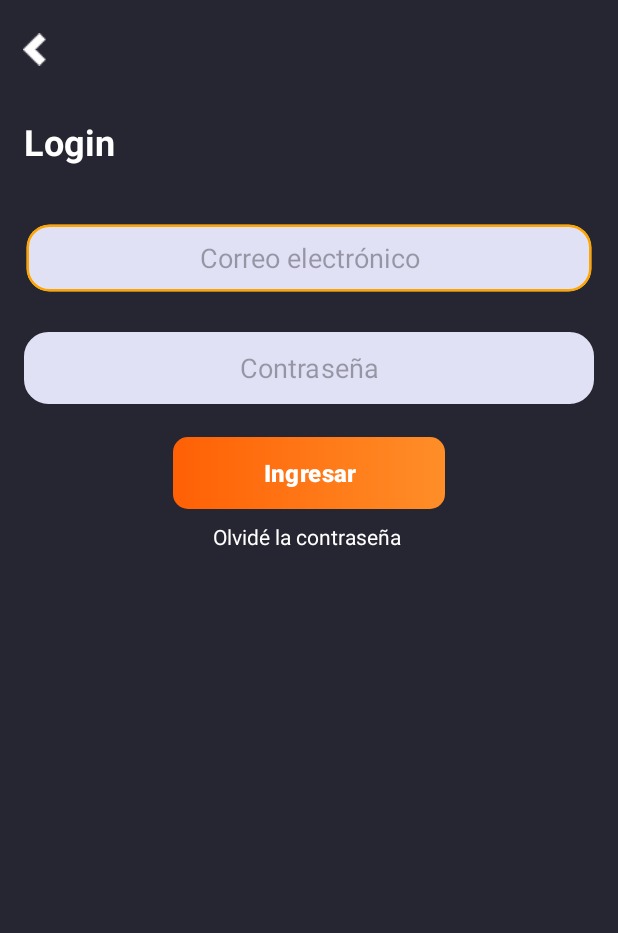
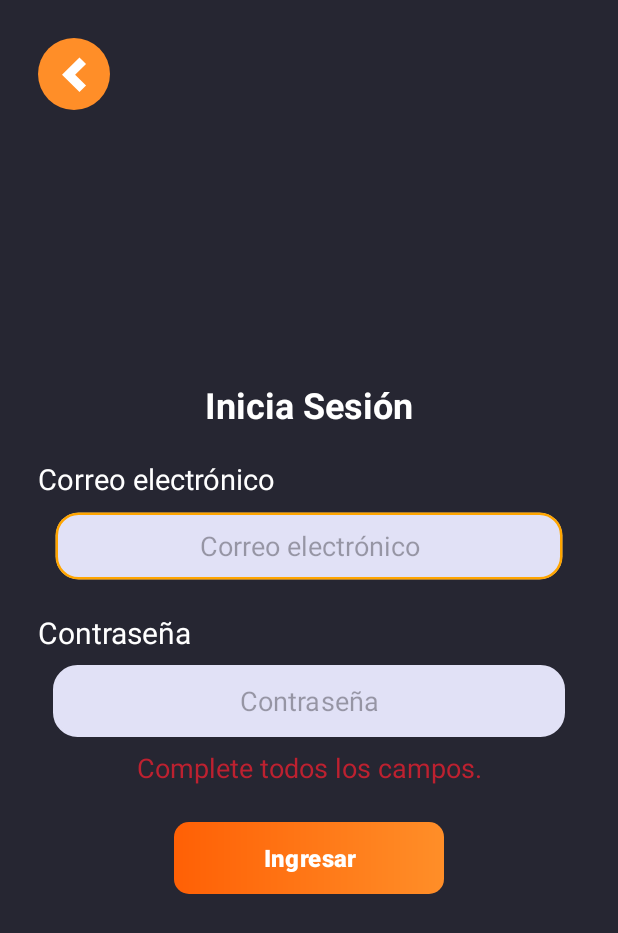
Before and after one commit to grupoA7ISPC/MisRutinas-PracticasProfesionalizante, an Android app: the IniciarSesionActivity screen opened directly, with no data from a screen before it, after a tap on "Ingresar", on a phone screen of 412 x 824 dp. Shown: the top 933 px of the screen. Run offline under Robolectric (Android 15) with nearby library versions, the phone set to English and light mode, and no system bars; our stand-ins replace Firebase (no records; nobody signed in at launch, a user with empty details on screens opened directly); 1 statement that could not run was skipped.

Commit message:
Implementa accesibilidad en Login

```diff
--- a/Movil/app/src/main/java/com/cdp/misrutinas/IniciarSesionActivity.java
+++ b/Movil/app/src/main/java/com/cdp/misrutinas/IniciarSesionActivity.java
@@ -9,6 +9,7 @@ import android.os.Bundle;
 import android.view.View;
 import android.widget.Button;
 import android.widget.EditText;
+import android.widget.TextView;
 import android.widget.Toast;
 
 import com.cdp.misrutinas.data.UserSession;
@@ -25,6 +26,7 @@ import com.google.firebase.auth.FirebaseUser;
 
 public class IniciarSesionActivity extends AppCompatActivity {
     EditText editTextPassword, editTextCorreo;
+    TextView userError;
     Button btnIngresar;
     private CrudCliente db;
     private FirebaseAuth mAuth;
@@ -38,6 +40,7 @@ public class IniciarSesionActivity extends AppCompatActivity {
 
         editTextPassword = findViewById(R.id.editTextPassword);
         editTextCorreo = findViewById(R.id.editTextCorreo);
+        userError = findViewById(R.id.userError);
 
         mAuth = FirebaseAuth.getInstance();
         mAuthListener = new FirebaseAuth.AuthStateListener() {
@@ -90,6 +93,7 @@ public class IniciarSesionActivity extends AppCompatActivity {
     public void iniciarSesion(){
         String email = editTextCorreo.getText().toString();
         String password = editTextPassword.getText().toString();
+        userError.setVisibility(View.GONE);
 
         db = new CrudCliente(this);
         Usuario usuario = db.getUsuariofromDB(email);
@@ -104,15 +108,18 @@ public class IniciarSesionActivity extends AppCompatActivity {
                                     UserSession.getInstance().setCurrentUser(usuario);
                                     showDashboard();
                                 } else {
-                                    // If sign in fails, display a message to the user.
-                                    Toast.makeText(IniciarSesionActivity.this, "Se ha producido un error al autenticar el usuario. Usuario inexistente y/o contraseña incorrecta",
-                                            Toast.LENGTH_SHORT).show();
+//                                    Toast.makeText(IniciarSesionActivity.this, "Se ha producido un error al autenticar el usuario. Usuario inexistente y/o contraseña incorrecta",
+//                                            Toast.LENGTH_SHORT).show();
+                                    userError.setText("Error: Correo no registrado y/o contraseña incorrecta");
+                                    userError.setVisibility(View.VISIBLE);
                                 }
                             }
 
                         });
         } else {
-            Toast.makeText(IniciarSesionActivity.this, "Hay campos vacíos en el formulario", Toast.LENGTH_SHORT).show();
+//            Toast.makeText(IniciarSesionActivity.this, "Hay campos vacíos en el formulario", Toast.LENGTH_SHORT).show();
+            userError.setText("Complete todos los campos.");
+            userError.setVisibility(View.VISIBLE);
         }
     }
 
--- a/Movil/app/src/main/res/layout/activity_iniciar_sesion.xml
+++ b/Movil/app/src/main/res/layout/activity_iniciar_sesion.xml
@@ -1,61 +1,57 @@
 <?xml version="1.0" encoding="utf-8"?>
-<androidx.constraintlayout.widget.ConstraintLayout xmlns:android="http://schemas.android.com/apk/res/android"
+<RelativeLayout xmlns:android="http://schemas.android.com/apk/res/android"
         xmlns:app="http://schemas.android.com/apk/res-auto"
         xmlns:tools="http://schemas.android.com/tools"
         android:layout_width="match_parent"
         android:layout_height="match_parent"
+        android:padding="25dp"
         android:background="@color/background"
-    tools:context=".IniciarSesionActivity">
+        android:clipChildren="true"
+        android:orientation="vertical"
+        tools:context=".RegistroActivity">
 
     <ImageView
         android:id="@+id/volver_login"
-        android:layout_width="16.03dp"
-        android:layout_height="23dp"
-        android:layout_marginLeft="15dp"
-        android:layout_marginTop="21dp"
+        android:layout_width="wrap_content"
+        android:layout_height="wrap_content"
         android:onClick="btnVolverLogin"
-        android:src="@mipmap/flecha_volver"
-        app:layout_constraintLeft_toLeftOf="parent"
-        app:layout_constraintTop_toTopOf="parent" />
+        android:src="@drawable/volver"
+        android:contentDescription="@string/btnVolver" />
 
-
-    <Button
-        android:id="@+id/btnIngresar"
-        android:layout_width="181dp"
-        android:layout_height="wrap_content"
-        android:layout_marginLeft="115dp"
-        android:layout_marginTop="291dp"
-        android:background="@drawable/button_primary"
-        android:text="Ingresar"
-        android:textSize="16sp"
-        android:textStyle="bold"
-        app:layout_constraintLeft_toLeftOf="parent"
-        app:layout_constraintTop_toTopOf="parent"
-        app:backgroundTint="@null"/>
+    <LinearLayout
+        android:layout_width="match_parent"
+        android:layout_height="match_parent"
+        android:orientation="vertical"
+        android:gravity="center">
 
         <TextView
             android:id="@+id/textViewLogin"
             android:layout_width="wrap_content"
             android:layout_height="wrap_content"
             android:layout_gravity="center"
-        android:layout_marginTop="78dp"
-        android:layout_marginLeft="16dp"
-        android:text="Login"
+            android:layout_marginTop="26dp"
+            android:layout_marginBottom="20dp"
+            android:text="Inicia Sesión"
             android:textColor="#FFFFFF"
             android:textSize="24sp"
-        android:textStyle="bold"
-        app:layout_constraintEnd_toEndOf="parent"
-        app:layout_constraintHorizontal_bias="0"
-        app:layout_constraintStart_toStartOf="parent"
-        app:layout_constraintTop_toTopOf="parent" />
-    <!-- Nombre -->
+            android:textStyle="bold" />
+
+        <TextView
+            android:id="@+id/labelEmail"
+            android:labelFor="@id/editTextCorreo"
+            android:text="@string/inputCorreo"
+            android:layout_width="match_parent"
+            android:layout_height="wrap_content"
+            android:textColor="@color/white"
+            android:textSize="19sp"
+            android:layout_marginBottom="8dp"/>
 
         <EditText
             android:id="@+id/editTextCorreo"
             android:layout_width="match_parent"
             android:layout_height="48dp"
-        android:layout_marginLeft="16dp"
-        android:layout_marginRight="16dp"
+            android:layout_marginLeft="10dp"
+            android:layout_marginRight="10dp"
             android:clipToOutline="true"
             android:ems="10"
             android:hint="@string/inputCorreo"
@@ -63,37 +59,57 @@
             android:textAlignment="center"
             android:visibility="visible"
             android:background="@drawable/input_generico"
-        app:layout_constraintLeft_toLeftOf="parent"
-        app:layout_constraintTop_toTopOf="parent"
-        android:layout_marginTop="148dp"
- />
+            android:textColor="@color/black"
+            android:maxLength="75"/>
+
+        <TextView
+            android:id="@+id/labelPassword"
+            android:labelFor="@id/editTextPassword"
+            android:text="@string/inputContraseña"
+            android:layout_marginTop="20dp"
+            android:layout_width="match_parent"
+            android:layout_height="wrap_content"
+            android:textColor="@color/white"
+            android:textSize="20sp"
+            android:layout_marginBottom="8dp"/>
 
         <EditText
             android:id="@+id/editTextPassword"
             android:layout_width="match_parent"
             android:layout_height="48dp"
-        android:layout_marginLeft="16dp"
-        android:layout_marginRight="16dp"
+            android:layout_marginLeft="10dp"
+            android:layout_marginRight="10dp"
             android:ems="10"
             android:hint="@string/inputContraseña"
             android:inputType="textPassword"
             android:textAlignment="center"
             android:visibility="visible"
             android:background="@drawable/input_generico"
-        app:layout_constraintLeft_toLeftOf="parent"
-        app:layout_constraintTop_toTopOf="parent"
-        android:layout_marginTop="221dp"/>
+            android:maxLength="24"/>
 
         <TextView
-        android:id="@+id/textViewOlvideContraseña"
-        android:layout_width="wrap_content"
+            android:id="@+id/userError"
+            android:layout_width="match_parent"
             android:layout_height="wrap_content"
-        android:layout_marginLeft="142dp"
-        android:layout_marginTop="348dp"
-        android:text="Olvidé la contraseña"
-        android:textColor="#FFFFFF"
-        app:layout_constraintLeft_toLeftOf="parent"
-        app:layout_constraintTop_toTopOf="parent" />
+            android:textColor="@color/danger"
+            android:textSize="18sp"
+            android:textAlignment="center"
+            android:visibility="gone"
+            android:layout_marginTop="8dp"
+            android:layout_marginBottom="8dp"
+            />
 
+        <Button
+            android:id="@+id/btnIngresar"
+            android:layout_width="180dp"
+            android:layout_height="wrap_content"
+            android:background="@drawable/button_primary"
+            android:text="Ingresar"
+            android:textSize="16sp"
+            android:textStyle="bold"
+            android:layout_marginTop="16dp"
+            app:backgroundTint="@null"
+            android:layout_gravity="center" />
+    </LinearLayout>
 
-</androidx.constraintlayout.widget.ConstraintLayout>
+</RelativeLayout>
```
Lines whose indentation alone changed are shown as unchanged.
